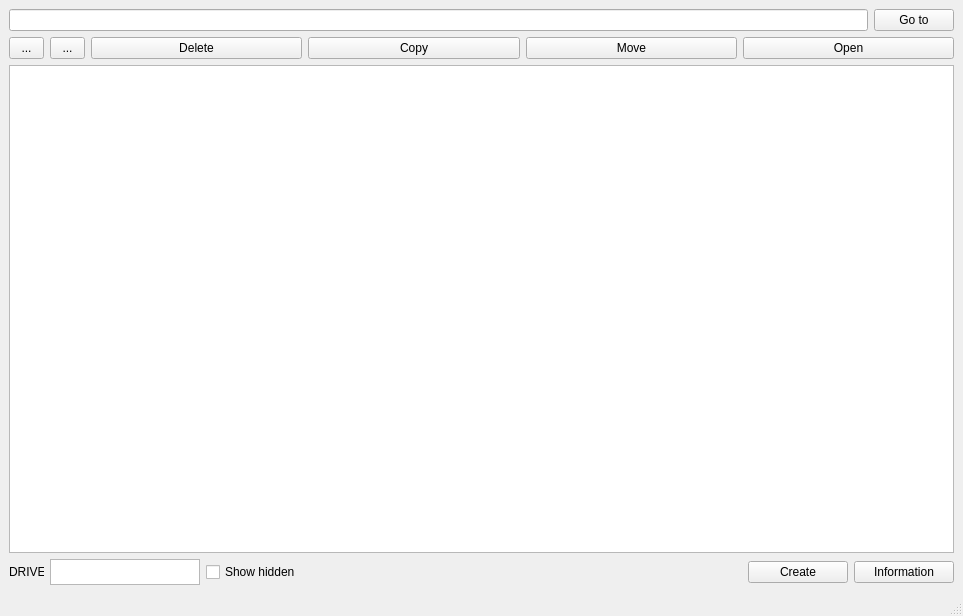
Qt form FileManagerKursach/mainwindow.ui (stroitel201/FileManagerQt) before a commit.
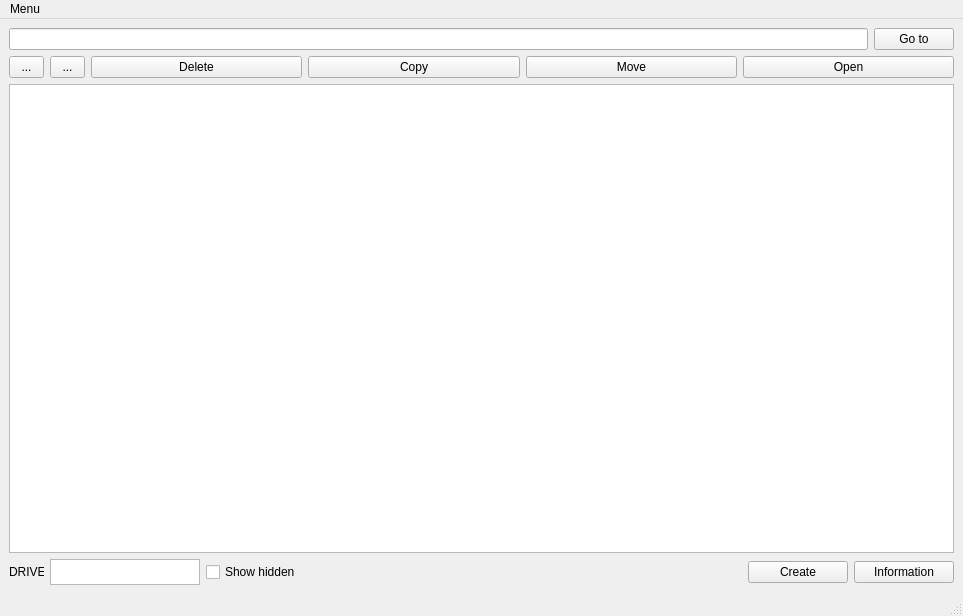
The same form after that commit. Icons and pictures are not drawn.

What changed in the file:
```diff
--- a/FileManagerKursach/mainwindow.ui
+++ b/FileManagerKursach/mainwindow.ui
@@ -190,6 +190,13 @@
      <height>26</height>
     </rect>
    </property>
+   <widget class="QMenu" name="menuExit">
+    <property name="title">
+     <string>Menu</string>
+    </property>
+    <addaction name="actionExit"/>
+   </widget>
+   <addaction name="menuExit"/>
   </widget>
   <widget class="QStatusBar" name="statusbar"/>
  </widget>
```
Left out of the diff: 13 changed lines with no effect on the pictures.
